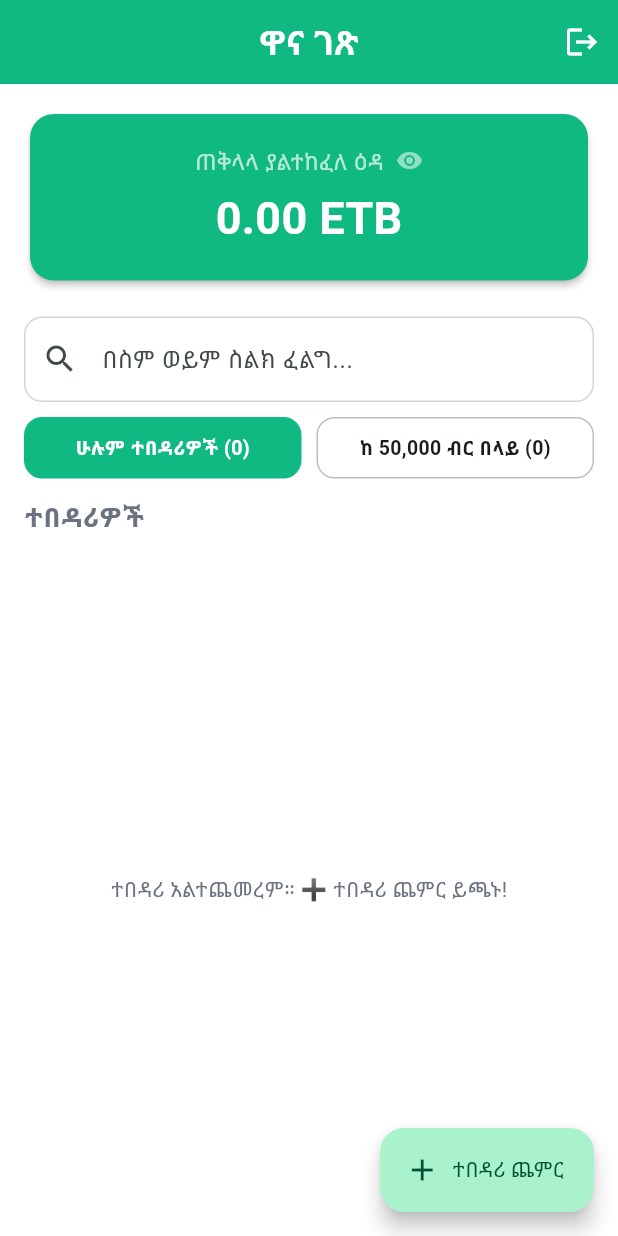
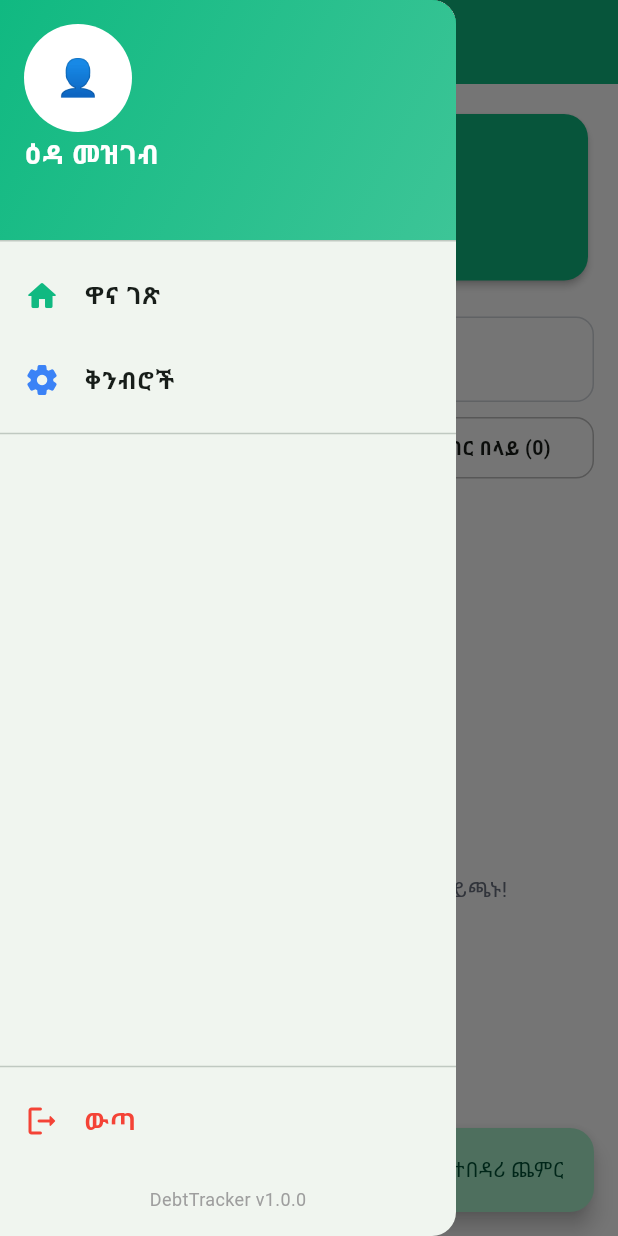
Before and after one commit to halazYoha/debt-app, a Flutter app: the screen it shows once a user with an empty profile is signed in, with the side drawer open (before the commit the screen has no drawer), on a phone screen of 412 x 824 dp. Run offline on Flutter 3.47's test engine with Material 3 defaults, Android fonts, the phone set to English and light mode, and no system bars; our stand-ins replace cloud_firestore, connectivity_plus, firebase_auth, firebase_core, flutter_local_notifications, flutter_riverpod and 3 more; missing offline and left inert: workmanager; accounts and stored records are empty; statements that could not run were skipped.

Commit message:
feat(notifications): add notification management and settings support

```diff
--- /dev/null
+++ b/lib/core/app_drawer.dart
@@ -0,0 +1,115 @@
+import 'package:flutter/material.dart';
+import 'package:flutter_riverpod/flutter_riverpod.dart';
+import 'package:go_router/go_router.dart';
+import '../features/auth/data/auth_repository.dart';
+import 'settings_sheet.dart';
+
+class AppDrawer extends ConsumerWidget {
+  const AppDrawer({super.key});
+
+  @override
+  Widget build(BuildContext context, WidgetRef ref) {
+    final user = ref.watch(authRepositoryProvider).currentUser;
+    final primaryColor = Theme.of(context).primaryColor;
+
+    return Drawer(
+      child: Column(
+        children: [
+          UserAccountsDrawerHeader(
+            decoration: BoxDecoration(
+              gradient: LinearGradient(
+                colors: [
+                  primaryColor,
+                  primaryColor.withValues(alpha: 0.8),
+                ],
+                begin: Alignment.topLeft,
+                end: Alignment.bottomRight,
+              ),
+            ),
+            currentAccountPicture: CircleAvatar(
+              backgroundColor: Colors.white,
+              child: Text(
+                user?.email != null && user!.email!.isNotEmpty
+                    ? user.email![0].toUpperCase()
+                    : '👤',
+                style: TextStyle(
+                  fontSize: 24,
+                  fontWeight: FontWeight.bold,
+                  color: primaryColor,
+                ),
+              ),
+            ),
+            accountName: const Text(
+              'ዕዳ መዝገብ',
+              style: TextStyle(
+                fontSize: 18,
+                fontWeight: FontWeight.bold,
+                color: Colors.white,
+              ),
+            ),
+            accountEmail: Text(
+              user?.email ?? 'ተጠቃሚ',
+              style: const TextStyle(
+                color: Colors.white70,
+                fontSize: 14,
+              ),
+            ),
+          ),
+          ListTile(
+            leading: const Icon(Icons.home_rounded, color: Color(0xFF10B981)),
+            title: const Text(
+              'ዋና ገጽ',
+              style: TextStyle(fontWeight: FontWeight.w600),
+            ),
+            onTap: () {
+              Navigator.pop(context); // Close drawer
+              context.go('/');
+            },
+          ),
+          ListTile(
+            leading: const Icon(Icons.settings_rounded, color: Color(0xFF3B82F6)),
+            title: const Text(
+              'ቅንብሮች',
+              style: TextStyle(fontWeight: FontWeight.w600),
+            ),
+            onTap: () {
+              Navigator.pop(context); // Close drawer
+              showModalBottomSheet(
+                context: context,
+                isScrollControlled: true,
+                shape: const RoundedRectangleBorder(
+                  borderRadius: BorderRadius.vertical(top: Radius.circular(20)),
+                ),
+                builder: (_) => const SettingsSheet(),
+              );
+            },
+          ),
+          const Divider(),
+          const Spacer(),
+          const Divider(),
+          ListTile(
+            leading: const Icon(Icons.logout_rounded, color: Colors.red),
+            title: const Text(
+              'ውጣ',
+              style: TextStyle(
+                color: Colors.red,
+                fontWeight: FontWeight.w600,
+              ),
+            ),
+            onTap: () {
+              Navigator.pop(context);
+              ref.read(authRepositoryProvider).signOut();
+            },
+          ),
+          const Padding(
+            padding: EdgeInsets.all(16.0),
+            child: Text(
+              'DebtTracker v1.0.0',
+              style: TextStyle(color: Colors.grey, fontSize: 12),
+            ),
+          ),
+        ],
+      ),
+    );
+  }
+}
--- a/lib/features/home/presentation/home_screen.dart
+++ b/lib/features/home/presentation/home_screen.dart
@@ -3,9 +3,9 @@ import 'package:flutter_riverpod/flutter_riverpod.dart';
 import 'package:go_router/go_router.dart';
 import 'package:url_launcher/url_launcher.dart';
 import '../../debt/data/debt_repository.dart';
-import '../../auth/data/auth_repository.dart';
 import '../../../core/ethiopian_date.dart';
 import '../../../core/offline_banner.dart';
+import '../../../core/app_drawer.dart';
 
 enum DebtorFilter { all, over50k }
 
@@ -64,17 +64,9 @@ class _HomeScreenState extends ConsumerState<HomeScreen> {
     final onSurfaceColor = Theme.of(context).colorScheme.onSurface;
 
     return Scaffold(
+      drawer: const AppDrawer(),
       appBar: AppBar(
         title: const Text('ዋና ገጽ'),
-        actions: [
-          IconButton(
-            tooltip: 'ውጣ',
-            icon: const Icon(Icons.logout),
-            onPressed: () {
-              ref.read(authRepositoryProvider).signOut();
-            },
-          ),
-        ],
       ),
       body: debtorsAsync.when(
         data: (allDebtors) {
--- a/pubspec.yaml
+++ b/pubspec.yaml
@@ -21,6 +21,9 @@ dependencies:
   intl: ^0.20.3
   url_launcher: ^6.3.2
   connectivity_plus: ^6.1.1
+  flutter_local_notifications: ^18.0.0
+  workmanager: ^0.10.9
+  permission_handler: ^11.3.0
 
 dev_dependencies:
   flutter_test:
```
Also changed, not shown: lib/core/background_worker.dart (added, +106 -0 lines), lib/core/notification_service.dart (added, +106 -0 lines), lib/core/notification_settings_provider.dart (added, +60 -0 lines), lib/core/settings_sheet.dart (added, +129 -0 lines), lib/main.dart (+14 -1 lines), lib/router/app_router.dart (+11 -0 lines), pubspec.lock, 6 other files.
